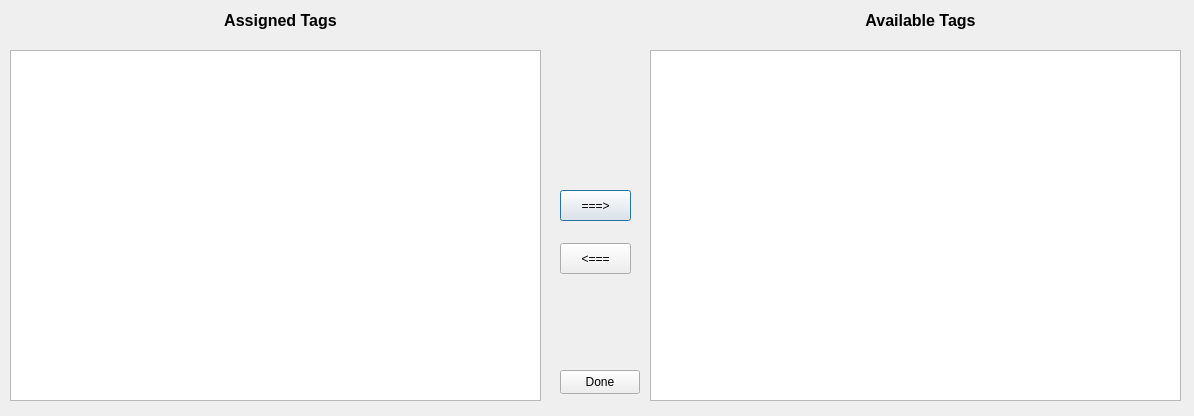
NoorA0/MealPlanner, file qtfolder/MealPlanner/editmultitag_assignedtags.ui: the form before one commit.
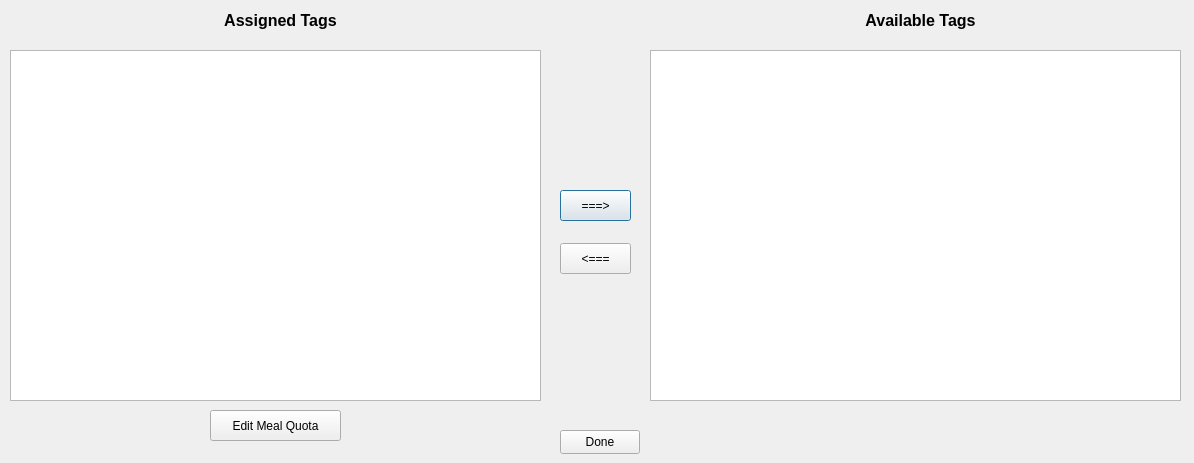
The form after the commit.

The edit to the form file:
```diff
--- a/qtfolder/MealPlanner/editmultitag_assignedtags.ui
+++ b/qtfolder/MealPlanner/editmultitag_assignedtags.ui
@@ -7,7 +7,7 @@
     <x>0</x>
     <y>0</y>
     <width>1194</width>
-    <height>416</height>
+    <height>463</height>
    </rect>
   </property>
   <property name="windowTitle">
@@ -88,7 +88,7 @@
    <property name="geometry">
     <rect>
      <x>560</x>
-     <y>370</y>
+     <y>430</y>
      <width>80</width>
      <height>24</height>
     </rect>
@@ -116,6 +116,19 @@
     <set>Qt::AlignCenter</set>
    </property>
   </widget>
+  <widget class="QPushButton" name="pushButton_2">
+   <property name="geometry">
+    <rect>
+     <x>210</x>
+     <y>410</y>
+     <width>131</width>
+     <height>31</height>
+    </rect>
+   </property>
+   <property name="text">
+    <string>Edit Meal Quota</string>
+   </property>
+  </widget>
  </widget>
  <resources/>
  <connections/>
```
